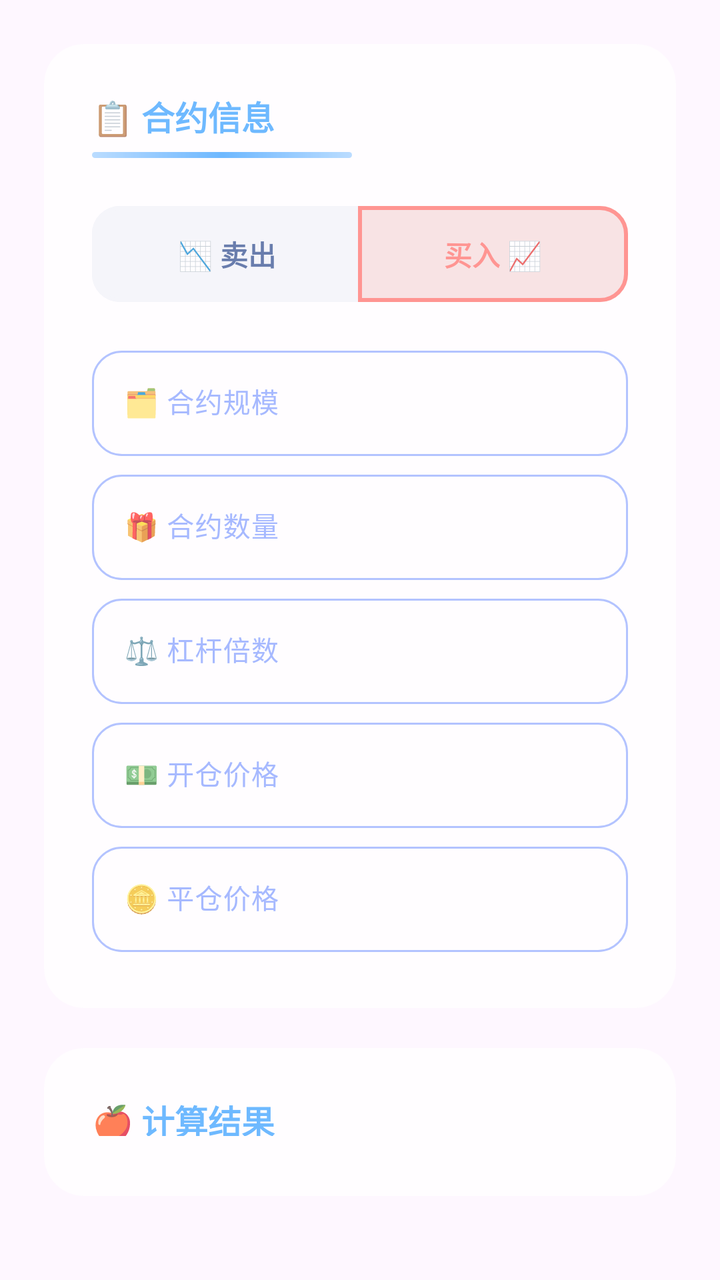
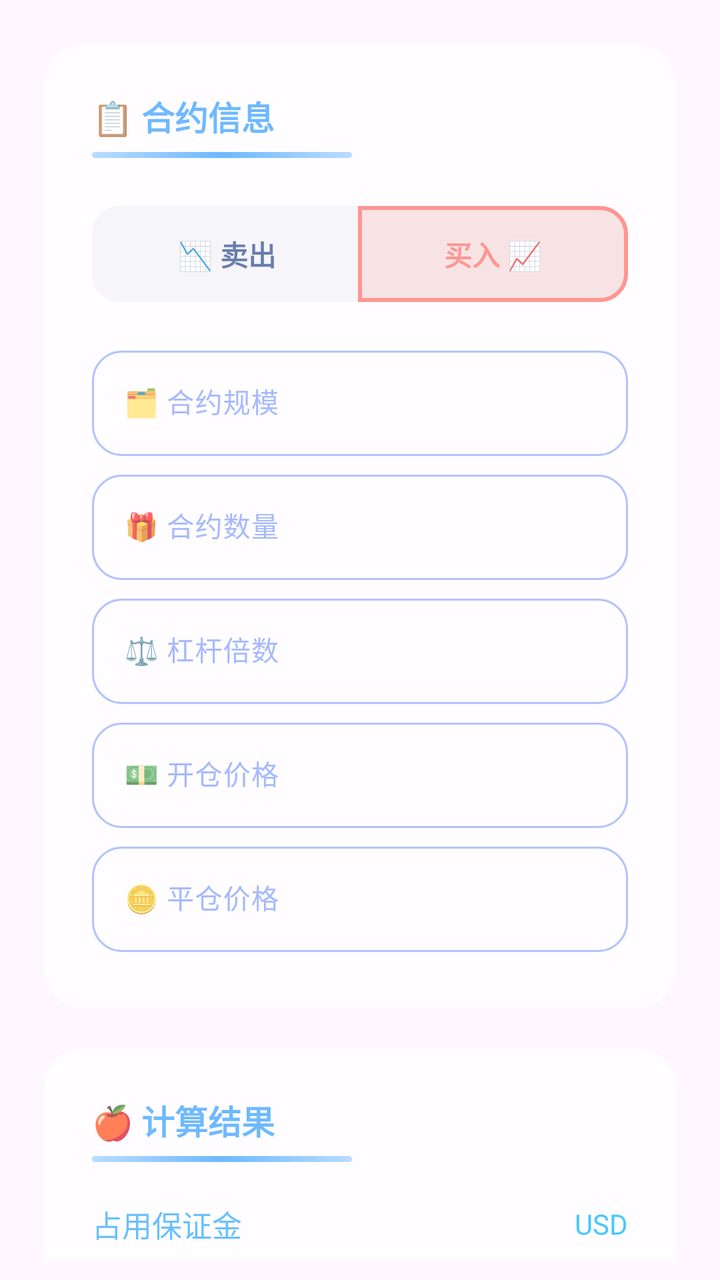

Compare the two renders of this Android layout. The source of the first and the diff that turns it into the second are given below.
<!-- AndroidManifest.xml: application theme Theme.TradingGML -->
<!-- res/layout/fragment_profit.xml -->
<?xml version="1.0" encoding="utf-8"?>
<LinearLayout xmlns:android="http://schemas.android.com/apk/res/android"
    xmlns:app="http://schemas.android.com/apk/res-auto"
    android:layout_width="match_parent"
    android:layout_height="match_parent"
    android:orientation="vertical"
    android:padding="10dp">

    
    <LinearLayout
        android:layout_width="match_parent"
        android:layout_height="wrap_content"
        android:orientation="vertical"
        android:layout_margin="12dp">

        <com.google.android.material.card.MaterialCardView
            android:layout_width="match_parent"
            android:layout_height="wrap_content"
            android:backgroundTint="#FFFFFF"
            android:alpha="0.72"
            app:strokeWidth="0dp"
            app:cardCornerRadius="20dp">

            <LinearLayout
                android:layout_width="match_parent"
                android:layout_height="wrap_content"
                android:orientation="vertical"
                android:padding="24dp">

                <com.google.android.material.textview.MaterialTextView
                    android:layout_width="match_parent"
                    android:layout_height="wrap_content"
                    android:text="📋 合约信息"
                    android:textColor="#35A0FF"
                    android:textSize="16.5sp"
                    android:textStyle="bold"
                    android:gravity="start"
                    android:layout_marginBottom="6dp" />

                <View
                    android:layout_width="130dp"
                    android:layout_height="3dp"
                    android:layout_marginBottom="20dp"
                    android:background="@drawable/div" />

                <com.google.android.material.button.MaterialButtonToggleGroup
                    android:id="@+id/positionType"
                    android:layout_width="match_parent"
                    android:layout_height="wrap_content"
                    app:selectionRequired="true"
                    app:singleSelection="true"
                    app:checkedButton="@id/buyButton"
                    android:layout_marginBottom="15dp">

                    <com.google.android.material.button.MaterialButton
                        android:id="@+id/sellButton"
                        android:layout_width="0dp"
                        android:layout_height="56dp"
                        android:layout_weight="1"
                        android:text="📉 卖出"
                        android:textSize="14sp"
                        android:textStyle="bold"
                        app:strokeColor="@color/sell_border"
                        app:strokeWidth="2dp"
                        app:cornerRadius="14dp"
                        android:backgroundTint="@color/sellbg"
                        android:textColor="@color/sell_text" />

                    <com.google.android.material.button.MaterialButton
                        android:id="@+id/buyButton"
                        android:layout_width="0dp"
                        android:layout_height="56dp"
                        android:layout_weight="1"
                        android:text="买入 📈"
                        android:textSize="14sp"
                        android:textStyle="bold"
                        app:strokeColor="@color/buy_border"
                        app:strokeWidth="2dp"
                        app:cornerRadius="14dp"
                        android:backgroundTint="@color/buybg"
                        android:textColor="@color/buy_text" />

                </com.google.android.material.button.MaterialButtonToggleGroup>

                <com.google.android.material.textfield.TextInputLayout
                    android:layout_width="match_parent"
                    android:layout_height="wrap_content"
                    android:hint="🗂️ 合约规模"
                    app:hintTextColor="#84A1FF"
                    app:boxBackgroundMode="outline"
                    app:boxStrokeColor="#84A1FF"
                    app:boxStrokeWidth="1dp"
                    app:boxStrokeWidthFocused="2dp"
                    app:boxCornerRadiusTopStart="15dp"
                    app:boxCornerRadiusTopEnd="15dp"
                    app:boxCornerRadiusBottomEnd="15dp"
                    app:boxCornerRadiusBottomStart="15dp"
                    app:endIconMode="clear_text"
                    app:endIconTint="#84A1FF"
                    android:textColorHint="#84A1FF"
                    android:layout_marginBottom="4dp">

                    <com.google.android.material.textfield.TextInputEditText
                        android:id="@+id/contractSize"
                        android:layout_width="match_parent"
                        android:layout_height="wrap_content"
                        android:imeOptions="actionNext"
                        android:inputType="numberDecimal"
                        android:maxLines="1"
                        android:textColor="#0A1A55"
                        android:textSize="13.5sp" />

                </com.google.android.material.textfield.TextInputLayout>

                <com.google.android.material.textfield.TextInputLayout
                    android:layout_width="match_parent"
                    android:layout_height="wrap_content"
                    android:hint="🎁 合约数量"
                    app:hintTextColor="#84A1FF"
                    app:boxBackgroundMode="outline"
                    app:boxStrokeColor="#84A1FF"
                    app:boxStrokeWidth="1dp"
                    app:boxStrokeWidthFocused="2dp"
                    app:boxCornerRadiusTopStart="15dp"
                    app:boxCornerRadiusTopEnd="15dp"
                    app:boxCornerRadiusBottomEnd="15dp"
                    app:boxCornerRadiusBottomStart="15dp"
                    app:endIconMode="clear_text"
                    app:endIconTint="#84A1FF"
                    android:textColorHint="#84A1FF"
                    android:layout_marginBottom="4dp">

                    <com.google.android.material.textfield.TextInputEditText
                        android:id="@+id/quantity"
                        android:layout_width="match_parent"
                        android:layout_height="wrap_content"
                        android:imeOptions="actionNext"
                        android:inputType="numberDecimal"
                        android:maxLines="1"
                        android:textColor="#0A1A55"
                        android:textSize="13.5sp" />

                </com.google.android.material.textfield.TextInputLayout>

                <com.google.android.material.textfield.TextInputLayout
                    android:layout_width="match_parent"
                    android:layout_height="wrap_content"
                    android:hint="⚖️ 杠杆倍数"
                    app:hintTextColor="#84A1FF"
                    app:boxBackgroundMode="outline"
                    app:boxStrokeColor="#84A1FF"
                    app:boxStrokeWidth="1dp"
                    app:boxStrokeWidthFocused="2dp"
                    app:boxCornerRadiusTopStart="15dp"
                    app:boxCornerRadiusTopEnd="15dp"
                    app:boxCornerRadiusBottomEnd="15dp"
                    app:boxCornerRadiusBottomStart="15dp"
                    app:endIconMode="clear_text"
                    app:endIconTint="#84A1FF"
                    android:textColorHint="#84A1FF"
                    android:layout_marginBottom="4dp">

                    <com.google.android.material.textfield.TextInputEditText
                        android:id="@+id/lever"
                        android:layout_width="match_parent"
                        android:layout_height="wrap_content"
                        android:imeOptions="actionNext"
                        android:inputType="numberDecimal"
                        android:maxLines="1"
                        android:textColor="#0A1A55"
                        android:textSize="13.5sp" />

                </com.google.android.material.textfield.TextInputLayout>

                <com.google.android.material.textfield.TextInputLayout
                    android:layout_width="match_parent"
                    android:layout_height="wrap_content"
                    android:hint="💵 开仓价格"
                    app:hintTextColor="#84A1FF"
                    app:boxBackgroundMode="outline"
                    app:boxStrokeColor="#84A1FF"
                    app:boxStrokeWidth="1dp"
                    app:boxStrokeWidthFocused="2dp"
                    app:boxCornerRadiusTopStart="15dp"
                    app:boxCornerRadiusTopEnd="15dp"
                    app:boxCornerRadiusBottomEnd="15dp"
                    app:boxCornerRadiusBottomStart="15dp"
                    app:endIconMode="clear_text"
                    app:endIconTint="#84A1FF"
                    android:textColorHint="#84A1FF"
                    android:layout_marginBottom="4dp">

                    <com.google.android.material.textfield.TextInputEditText
                        android:id="@+id/entryPrice"
                        android:layout_width="match_parent"
                        android:layout_height="wrap_content"
                        android:imeOptions="actionNext"
                        android:inputType="numberDecimal"
                        android:maxLines="1"
                        android:textColor="#0A1A55"
                        android:textSize="13.5sp" />

                </com.google.android.material.textfield.TextInputLayout>

                <com.google.android.material.textfield.TextInputLayout
                    android:layout_width="match_parent"
                    android:layout_height="wrap_content"
                    android:hint="🪙 平仓价格"
                    app:hintTextColor="#84A1FF"
                    app:boxBackgroundMode="outline"
                    app:boxStrokeColor="#84A1FF"
                    app:boxStrokeWidth="1dp"
                    app:boxStrokeWidthFocused="2dp"
                    app:boxCornerRadiusTopStart="15dp"
                    app:boxCornerRadiusTopEnd="15dp"
                    app:boxCornerRadiusBottomEnd="15dp"
                    app:boxCornerRadiusBottomStart="15dp"
                    app:endIconMode="clear_text"
                    app:endIconTint="#84A1FF"
                    android:textColorHint="#84A1FF"
                    android:layout_marginBottom="4dp">

                    <com.google.android.material.textfield.TextInputEditText
                        android:id="@+id/exitPrice"
                        android:layout_width="match_parent"
                        android:layout_height="wrap_content"
                        android:imeOptions="actionNext"
                        android:inputType="numberDecimal"
                        android:maxLines="1"
                        android:textColor="#0A1A55"
                        android:textSize="13.5sp" />

                </com.google.android.material.textfield.TextInputLayout>

            </LinearLayout>
        </com.google.android.material.card.MaterialCardView>

        <com.google.android.material.card.MaterialCardView
            android:layout_width="match_parent"
            android:layout_height="wrap_content"
            android:backgroundTint="#FFFFFF"
            android:alpha="0.72"
            app:strokeWidth="0dp"
            app:cardCornerRadius="20dp"
            android:layout_marginTop="20dp"
            android:layout_marginBottom="20dp">
            <LinearLayout
                android:layout_width="match_parent"
                android:layout_height="wrap_content"
                android:orientation="vertical"
                android:padding="24dp">

                <com.google.android.material.textview.MaterialTextView
                    android:layout_width="match_parent"
                    android:layout_height="wrap_content"
                    android:text="🍎 计算结果"
                    android:textColor="#35A0FF"
                    android:textSize="16.5sp"
                    android:textStyle="bold"
                    android:gravity="start"
                    android:layout_marginBottom="6dp" />

                <View
                    android:layout_width="130dp"
                    android:layout_height="3dp"
                    android:layout_marginBottom="20dp"
                    android:background="@drawable/div" />

                
                <LinearLayout
                    android:layout_width="match_parent"
                    android:layout_height="wrap_content"
                    android:orientation="horizontal"
                    android:layout_marginBottom="16dp"
                    android:gravity="center_vertical">

                    <com.google.android.material.textview.MaterialTextView
                        android:layout_width="0dp"
                        android:layout_height="wrap_content"
                        android:layout_weight="1"
                        android:text="占用保证金"
                        android:textColor="#2EAAFF"
                        android:textSize="15sp" />

                    <com.google.android.material.textview.MaterialTextView
                        android:id="@+id/marginValue"
                        android:layout_width="wrap_content"
                        android:layout_height="wrap_content"
                        android:text="USD"
                        android:textColor="#00B5FF"
                        android:textSize="14sp" />
                </LinearLayout>

                
                <LinearLayout
                    android:layout_width="match_parent"
                    android:layout_height="wrap_content"
                    android:orientation="horizontal"
                    android:layout_marginBottom="16dp"
                    android:gravity="center_vertical">

                    <com.google.android.material.textview.MaterialTextView
                        android:layout_width="0dp"
                        android:layout_height="wrap_content"
                        android:layout_weight="1"
                        android:text="收益"
                        android:textColor="#2EAAFF"
                        android:textSize="15sp" />

                    <com.google.android.material.textview.MaterialTextView
                        android:id="@+id/profitValue"
                        android:layout_width="wrap_content"
                        android:layout_height="wrap_content"
                        android:text="USD"
                        android:textColor="#00B5FF"
                        android:textSize="14sp" />
                </LinearLayout>

                
                <LinearLayout
                    android:layout_width="match_parent"
                    android:layout_height="wrap_content"
                    android:orientation="horizontal"
                    android:gravity="center_vertical">

                    <com.google.android.material.textview.MaterialTextView
                        android:layout_width="0dp"
                        android:layout_height="wrap_content"
                        android:layout_weight="1"
                        android:text="收益率"
                        android:textColor="#2EAAFF"
                        android:textSize="15sp" />

                    <com.google.android.material.textview.MaterialTextView
                        android:id="@+id/roiValue"
                        android:layout_width="wrap_content"
                        android:layout_height="wrap_content"
                        android:text="%"
                        android:textColor="#00B5FF"
                        android:textSize="14sp" />
                </LinearLayout>

            </LinearLayout>
        </com.google.android.material.card.MaterialCardView>

    </LinearLayout>

</LinearLayout>
<!-- resources referenced by this layout -->
<resources>
  <!-- drawable div (drawable) -->
  <?xml version="1.0" encoding="utf-8"?>
  
  <shape xmlns:android="http://schemas.android.com/apk/res/android"
      android:shape="rectangle">
  
      <gradient
          android:startColor="#A0D1FF"
          android:centerColor="#35A0FF"
          android:endColor="#A0D1FF"
          android:angle="0"
          android:type="linear" />
  
      <corners android:radius="10dp"/>
      <size android:height="3dp"/>
  </shape>
  <style name="Theme.TradingGML" parent="Base.Theme.TradingGML" />
  <style name="Base.Theme.TradingGML" parent="Theme.Material3.Light.NoActionBar">
          <item name="fontFamily">@font/gml</item>
      </style>
</resources>

<!-- the commit's change to res/layout/fragment_profit.xml (unified diff, before → after) -->
@@ -1,5 +1,5 @@
 <?xml version="1.0" encoding="utf-8"?>
-<LinearLayout xmlns:android="http://schemas.android.com/apk/res/android"
+<androidx.core.widget.NestedScrollView xmlns:android="http://schemas.android.com/apk/res/android"
     xmlns:app="http://schemas.android.com/apk/res-auto"
     android:layout_width="match_parent"
     android:layout_height="match_parent"
@@ -345,4 +345,4 @@
 
     </LinearLayout>
 
-</LinearLayout>
+</androidx.core.widget.NestedScrollView>
